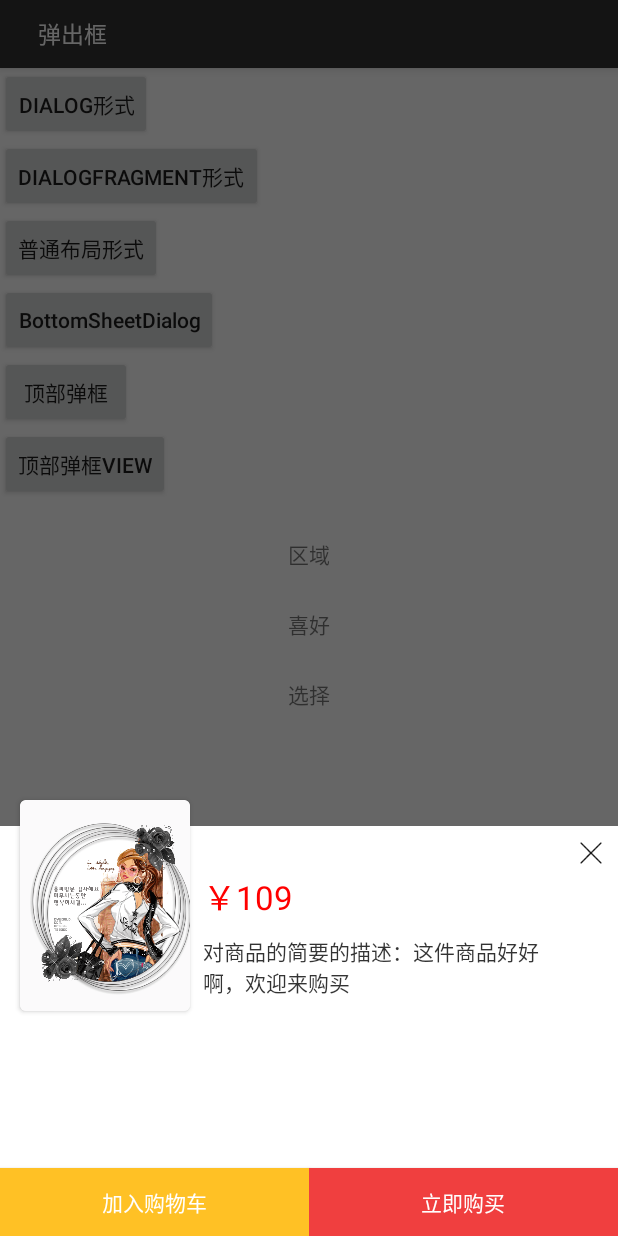
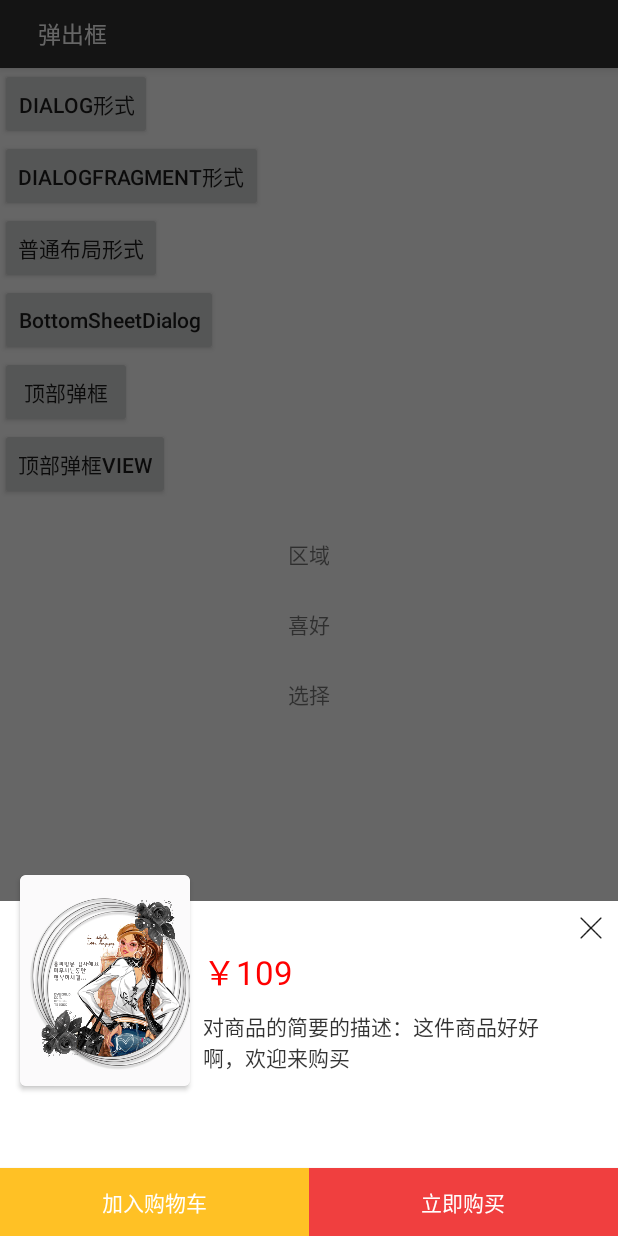
Before and after one commit to crazyzhangxl/WindowShowDemo, an Android app: the screen it shows after launch (MainActivity), after a tap on "DIALOG形式", on a phone screen of 412 x 824 dp. Run offline under Robolectric (Android 15) with nearby library versions, the phone set to English and light mode, and no system bars; our stand-ins replace ButterKnife.

```diff
--- a/app/src/main/java/com/example/windowshowdemo/MainActivity.java
+++ b/app/src/main/java/com/example/windowshowdemo/MainActivity.java
@@ -144,6 +144,7 @@ public class MainActivity extends AppCompatActivity implements View.OnClickListe
         Dialog dialog = new Dialog(this,R.style.MyDialog);
         // 加载dialog布局view
         View purchase = LayoutInflater.from(this).inflate(R.layout.dialog_purchase, null);
+        initPurchaseViews(purchase,dialog);
         // 设置外部点击 取消dialog
         dialog.setCancelable(true);
         // 获得窗体对象
@@ -160,6 +161,22 @@ public class MainActivity extends AppCompatActivity implements View.OnClickListe
         window.setAttributes(lp);
         dialog.setContentView(purchase);
         dialog.show();
+    }
+
+    private void initPurchaseViews(View purchase, final Dialog dialog) {
+        purchase.findViewById(R.id.rootView).setOnClickListener(new View.OnClickListener() {
+            @Override
+            public void onClick(View v) {
+                dialog.dismiss();
+            }
+        });
+
+        purchase.findViewById(R.id.llInner).setOnClickListener(new View.OnClickListener() {
+            @Override
+            public void onClick(View v) {
+
+            }
+        });
     }
 
     private void showBottomMenu() {
--- a/app/src/main/res/layout/dialog_purchase.xml
+++ b/app/src/main/res/layout/dialog_purchase.xml
@@ -1,16 +1,23 @@
 <?xml version="1.0" encoding="utf-8"?>
-<LinearLayout xmlns:android="http://schemas.android.com/apk/res/android"
+<RelativeLayout xmlns:android="http://schemas.android.com/apk/res/android"
     xmlns:card_view="http://schemas.android.com/apk/res-auto"
     android:layout_width="match_parent"
     android:orientation="vertical"
     android:clipChildren="false"
+    android:id="@+id/rootView"
+    android:layout_height="match_parent">
+    <!-- 注意  clipChildren 根布局 false-->
+    <LinearLayout
+        android:id="@+id/llInner"
+        android:layout_alignParentBottom="true"
+        android:background="#fff"
+        android:orientation="vertical"
+        android:layout_width="match_parent"
+        android:clipChildren="false"
         android:layout_height="wrap_content">
-    <!-- 该布局承载着 超出父布局的控件的部分的显示-->
-    <View
-        android:layout_width="match_parent"
-        android:layout_height="40dp"/>
+        <!-- 注意 clipChildren  = false-->
+        <!-- 注意 你裁剪的是哪个布局那么他的父亲布局得有该属性-->
         <LinearLayout
-        android:background="#fff"
             android:id="@+id/rl_1"
             android:orientation="horizontal"
             android:layout_width="match_parent"
@@ -71,12 +78,8 @@
                 android:layout_width="wrap_content"
                 android:layout_height="wrap_content"/>
         </LinearLayout>
-    <View
-        android:background="#fff"
-        android:layout_width="match_parent"
-        android:layout_height="100dp"/>
         <LinearLayout
-        android:background="#fff"
+            android:layout_marginTop="50dp"
             android:layout_width="match_parent"
             android:layout_height="45dp">
 
@@ -103,3 +106,4 @@
                 />
         </LinearLayout>
     </LinearLayout>
+</RelativeLayout>
```
Lines whose indentation alone changed are shown as unchanged.
